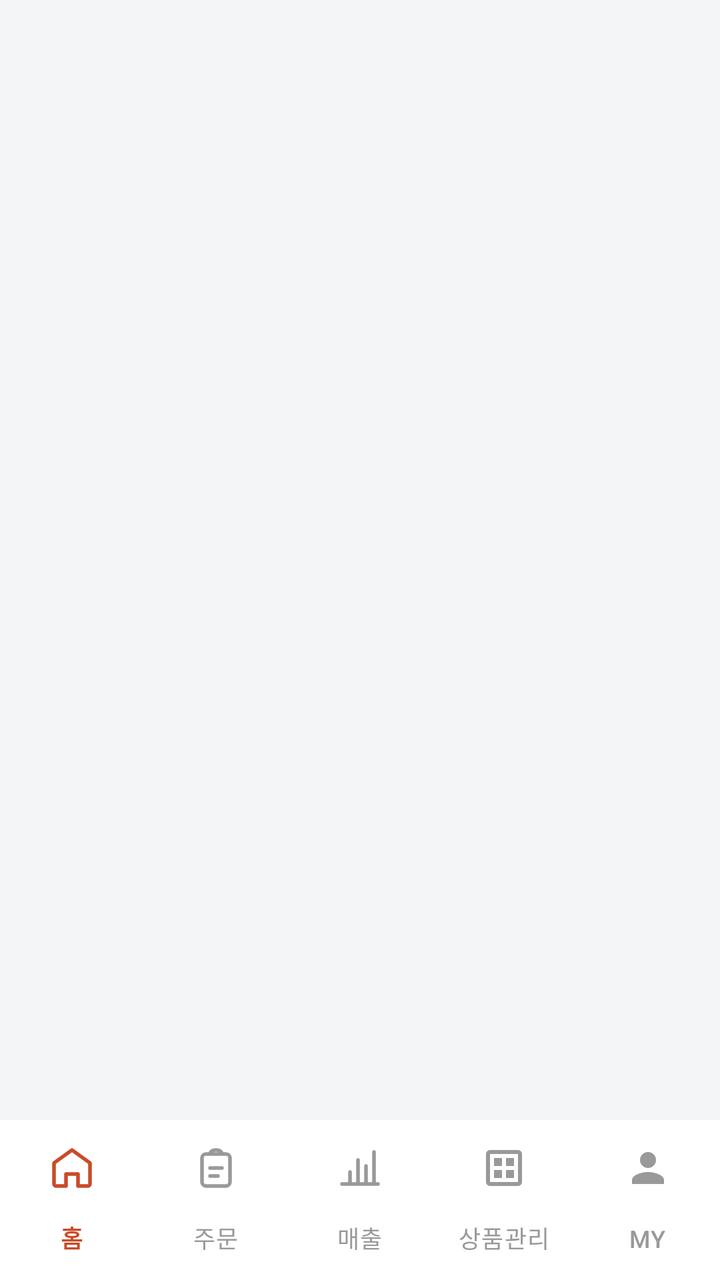
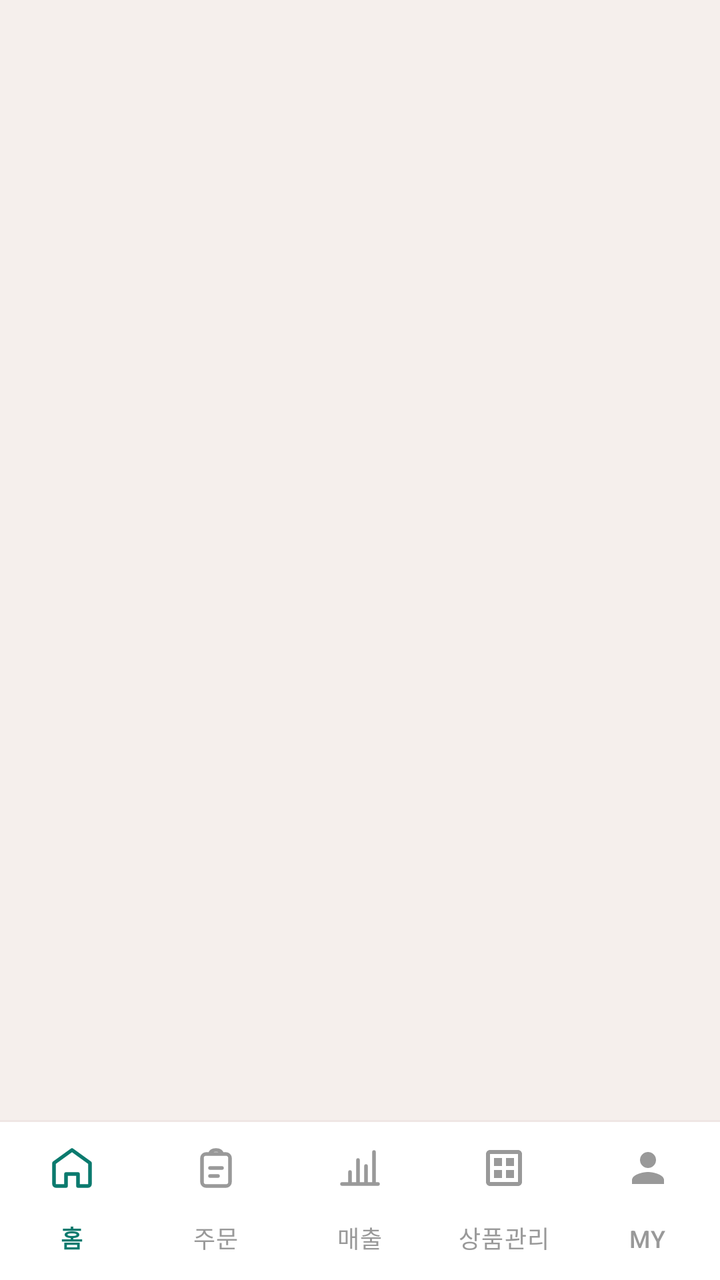

An Android layout rendered at two revisions. The XML below is the earlier revision; the diff shows what the commit changed to produce the second picture.
<!-- AndroidManifest.xml: application theme Theme.Deuktemsiru_seller -->
<!-- res/layout/activity_main.xml -->
<?xml version="1.0" encoding="utf-8"?>
<androidx.constraintlayout.widget.ConstraintLayout
    xmlns:android="http://schemas.android.com/apk/res/android"
    xmlns:app="http://schemas.android.com/apk/res-auto"
    android:id="@+id/main"
    android:layout_width="match_parent"
    android:layout_height="match_parent"
    android:background="@color/surface">

    <FrameLayout
        android:id="@+id/fragment_container"
        android:layout_width="0dp"
        android:layout_height="0dp"
        app:layout_constraintTop_toTopOf="parent"
        app:layout_constraintBottom_toTopOf="@id/bottom_nav"
        app:layout_constraintStart_toStartOf="parent"
        app:layout_constraintEnd_toEndOf="parent" />

    <com.google.android.material.bottomnavigation.BottomNavigationView
        android:id="@+id/bottom_nav"
        android:layout_width="0dp"
        android:layout_height="wrap_content"
        android:background="@color/white"
        app:menu="@menu/bottom_nav_menu"
        app:itemIconTint="@color/bottom_nav_color"
        app:itemTextColor="@color/bottom_nav_color"
        app:labelVisibilityMode="labeled"
        app:layout_constraintBottom_toBottomOf="parent"
        app:layout_constraintStart_toStartOf="parent"
        app:layout_constraintEnd_toEndOf="parent" />

</androidx.constraintlayout.widget.ConstraintLayout>
<!-- resources referenced by this layout -->
<resources>
  <color name="surface">#FFF4F5F7</color>
  <color name="white">#FFFFFFFF</color>
  <style name="Theme.Deuktemsiru_seller" parent="Base.Theme.Deuktemsiru_seller" />
  <style name="Base.Theme.Deuktemsiru_seller" parent="Theme.Material3.Light.NoActionBar">
          <item name="colorPrimary">@color/primary</item>
          <item name="colorPrimaryVariant">@color/primary_dark</item>
          <item name="colorOnPrimary">@color/white</item>
          <item name="colorSurface">@color/surface</item>
          <item name="android:colorBackground">@color/surface</item>
          <item name="android:fontFamily">sans-serif</item>
          <item name="bottomNavigationStyle">@style/Widget.App.BottomNav</item>
      </style>
  <color name="primary">#FFC94B28</color>
  <color name="primary_dark">#FF8A2F19</color>
  <style name="Widget.App.BottomNav" parent="Widget.Material3.BottomNavigationView">
          <item name="itemIconTint">@color/bottom_nav_color</item>
          <item name="itemTextColor">@color/bottom_nav_color</item>
          <item name="itemActiveIndicatorStyle">@style/Widget.App.ActiveIndicator</item>
      </style>
  <style name="Widget.App.ActiveIndicator" parent="Widget.Material3.BottomNavigationView.ActiveIndicator">
          <item name="android:color">@color/primary_light</item>
      </style>
  <color name="primary_light">#FFFFE7DE</color>
</resources>

<!-- the commit's change to res/layout/activity_main.xml (unified diff, before → after) -->
@@ -20,7 +20,7 @@
         android:id="@+id/bottom_nav"
         android:layout_width="0dp"
         android:layout_height="wrap_content"
-        android:background="@color/white"
+        android:background="@drawable/bg_bottom_nav"
         app:menu="@menu/bottom_nav_menu"
         app:itemIconTint="@color/bottom_nav_color"
         app:itemTextColor="@color/bottom_nav_color"
<!-- resource entries referenced after the edit -->
@@ -1,8 +1,29 @@
 <!-- resources referenced by this layout -->
 <resources>
-  <color name="surface">#FFF4F5F7</color>
+  <color name="surface">#FFF5EFEC</color>
+  <!-- drawable bg_bottom_nav (drawable) -->
+  <?xml version="1.0" encoding="utf-8"?>
+  <layer-list xmlns:android="http://schemas.android.com/apk/res/android">
+      <item>
+          <shape android:shape="rectangle">
+              <solid android:color="@color/neu_shadow" />
+          </shape>
+      </item>
+      <item android:top="1dp">
+          <shape android:shape="rectangle">
+              <solid android:color="@color/neu_highlight" />
+          </shape>
+      </item>
+      <item android:top="2dp">
+          <shape android:shape="rectangle">
+              <solid android:color="@color/white" />
+          </shape>
+      </item>
+  </layer-list>
   <color name="white">#FFFFFFFF</color>
   <style name="Theme.Deuktemsiru_seller" parent="Base.Theme.Deuktemsiru_seller" />
+  <color name="neu_shadow">#24C7B3AD</color>
+  <color name="neu_highlight">#FFFFFFFF</color>
   <style name="Base.Theme.Deuktemsiru_seller" parent="Theme.Material3.Light.NoActionBar">
           <item name="colorPrimary">@color/primary</item>
           <item name="colorPrimaryVariant">@color/primary_dark</item>
@@ -10,10 +31,14 @@
           <item name="colorSurface">@color/surface</item>
           <item name="android:colorBackground">@color/surface</item>
           <item name="android:fontFamily">sans-serif</item>
+          <item name="android:navigationBarColor">@color/surface_alt</item>
+          <item name="android:statusBarColor" tools:targetApi="l">@color/surface_alt</item>
+          <item name="android:windowLightStatusBar" tools:targetApi="m">true</item>
           <item name="bottomNavigationStyle">@style/Widget.App.BottomNav</item>
       </style>
-  <color name="primary">#FFC94B28</color>
-  <color name="primary_dark">#FF8A2F19</color>
+  <color name="primary">#0B7A6E</color>
+  <color name="primary_dark">#065950</color>
+  <color name="surface_alt">#FFFFFBF8</color>
   <style name="Widget.App.BottomNav" parent="Widget.Material3.BottomNavigationView">
           <item name="itemIconTint">@color/bottom_nav_color</item>
           <item name="itemTextColor">@color/bottom_nav_color</item>
@@ -22,6 +47,6 @@
   <style name="Widget.App.ActiveIndicator" parent="Widget.Material3.BottomNavigationView.ActiveIndicator">
           <item name="android:color">@color/primary_light</item>
       </style>
-  <color name="primary_light">#FFFFE7DE</color>
+  <color name="primary_light">#C8EDEA</color>
 </resources>
 
